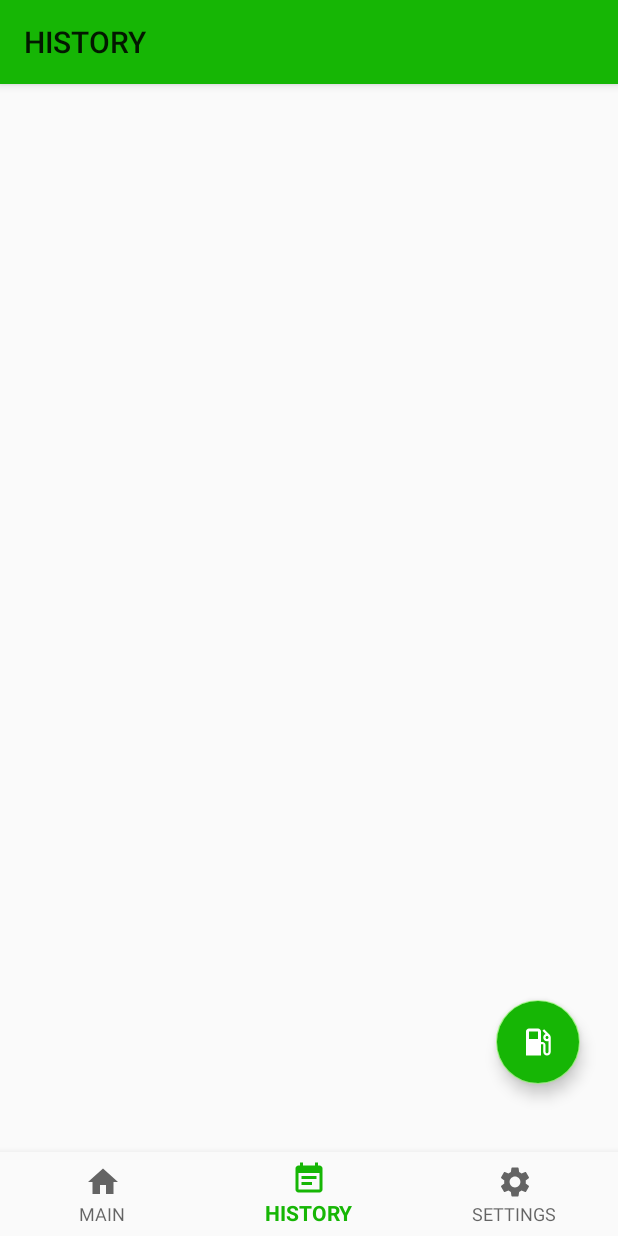
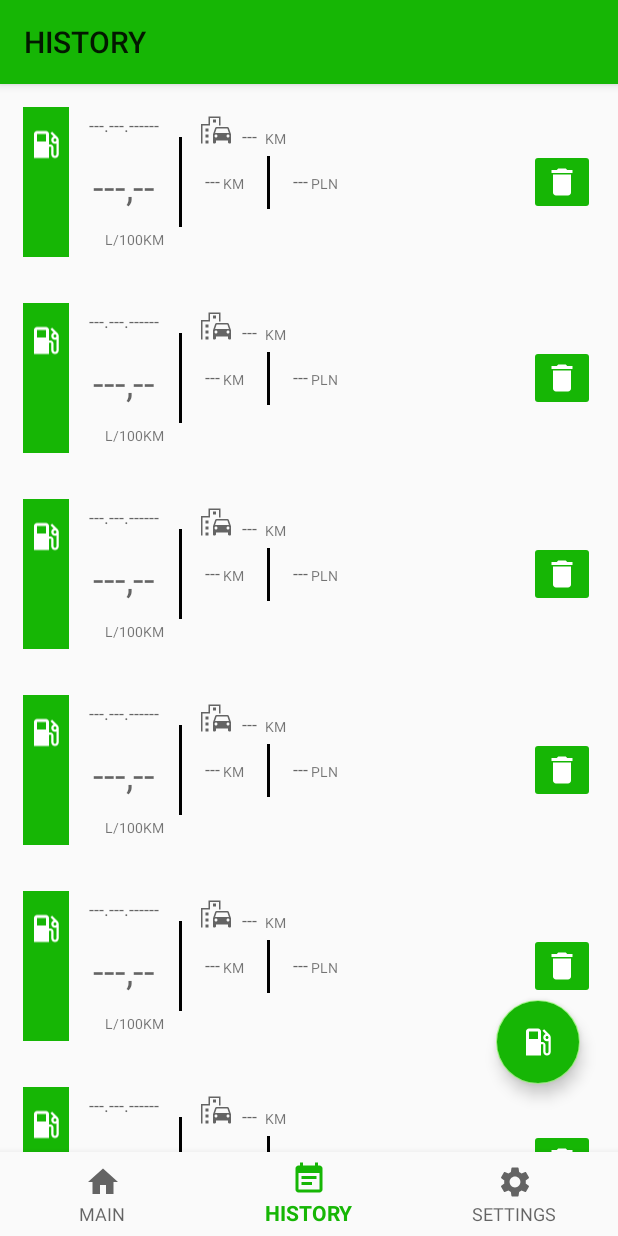
Before and after one commit to Opelpe/VehicleExpensesApplication, an Android app: the HistoryFragment screen opened through its navigation route, on a phone screen of 412 x 824 dp. Run offline under Robolectric (Android 15) with nearby library versions, the phone set to English and light mode, and no system bars; our stand-ins replace navigation-ui; libraries missing offline, so code that uses them is left out: com.facebook.appevents.

Commit message:
Added RecyclerView and HistoryAdapter

```diff
--- /dev/null
+++ b/app/src/main/java/com/pepe/vehicleexpensesapplication/data/adapters/HistoryAdapter.java
@@ -0,0 +1,59 @@
+package com.pepe.vehicleexpensesapplication.data.adapters;
+
+import android.view.LayoutInflater;
+import android.view.View;
+import android.view.ViewGroup;
+import android.widget.TextView;
+
+import androidx.annotation.NonNull;
+import androidx.recyclerview.widget.RecyclerView;
+
+import com.pepe.vehicleexpensesapplication.R;
+
+
+public class HistoryAdapter extends RecyclerView.Adapter<RecyclerView.ViewHolder> {
+    private View.OnClickListener historyListener;
+
+    public HistoryAdapter(View.OnClickListener historyListener) {
+
+        this.historyListener = historyListener;
+    }
+
+    @NonNull
+    @Override
+    public RecyclerView.ViewHolder onCreateViewHolder(@NonNull ViewGroup parent, int viewType) {
+        View historyView = LayoutInflater.from(parent.getContext())
+                .inflate(R.layout.item_history, parent, false);
+
+        HistoryViewHolder historyHolder = new HistoryViewHolder(historyView);
+        historyHolder.itemView.setOnClickListener(view -> historyListener.onClick(historyView));
+
+
+        return historyHolder;
+    }
+
+    @Override
+    public void onBindViewHolder(@NonNull RecyclerView.ViewHolder holder, int position) {
+        HistoryViewHolder historyHolder = (HistoryViewHolder) holder;
+
+//        historyHolder.historyDate.setText("02.12.2025");
+    }
+
+    @Override
+    public int getItemCount() {
+        return 15;
+    }
+
+    class HistoryViewHolder extends RecyclerView.ViewHolder{
+
+        TextView historyDate;
+
+
+        public HistoryViewHolder(@NonNull View itemView) {
+            super(itemView);
+
+            historyDate = itemView.findViewById(R.id.historyDateText);
+        }
+    }
+
+}
--- a/app/src/main/java/com/pepe/vehicleexpensesapplication/ui/feautures/history/HistoryFragment.java
+++ b/app/src/main/java/com/pepe/vehicleexpensesapplication/ui/feautures/history/HistoryFragment.java
@@ -11,7 +11,12 @@ import androidx.fragment.app.Fragment;
 import androidx.recyclerview.widget.LinearLayoutManager;
 import androidx.recyclerview.widget.RecyclerView;
 
+import com.facebook.appevents.suggestedevents.ViewOnClickListener;
+import com.pepe.vehicleexpensesapplication.data.adapters.HistoryAdapter;
+import com.pepe.vehicleexpensesapplication.data.firebase.FirebaseHelper;
 import com.pepe.vehicleexpensesapplication.databinding.FragmentHistoryBinding;
+
+import java.util.function.Consumer;
 
 public class HistoryFragment extends Fragment implements HistoryContract.View {
 
@@ -23,6 +28,8 @@ public class HistoryFragment extends Fragment implements HistoryContract.View {
 //        presenter = new HistoryPresenter(this);
 //    }
     private HistoryContract.Presenter presenter;
+    private RecyclerView historyRecycler;
+    private View.OnClickListener historyListener;
 
     public static HistoryFragment newInstance() {
         return new HistoryFragment();
@@ -36,6 +43,19 @@ public class HistoryFragment extends Fragment implements HistoryContract.View {
         binding = FragmentHistoryBinding.inflate(inflater, container, false);
         View root = binding.getRoot();
 
+
+        historyRecycler = binding.historyRecyclerView;
+
+        historyListener = view -> {
+
+            Log.d(HISTORY_FRAGMENT_TAG, "text clicked");
+
+        };
+        historyRecycler.setLayoutManager(new LinearLayoutManager(getContext()));
+        HistoryAdapter historyAdapter = new HistoryAdapter(historyListener);
+
+        historyRecycler.setAdapter(historyAdapter);
+
         return root;
     }
 
--- /dev/null
+++ b/app/src/main/res/drawable/ic_baseline_attach_money_24.xml
@@ -0,0 +1,5 @@
+<vector android:height="20dp" android:tint="?attr/colorControlNormal"
+    android:viewportHeight="24" android:viewportWidth="24"
+    android:width="20dp" xmlns:android="http://schemas.android.com/apk/res/android">
+    <path android:fillColor="@android:color/white" android:pathData="M11.8,10.9c-2.27,-0.59 -3,-1.2 -3,-2.15 0,-1.09 1.01,-1.85 2.7,-1.85 1.78,0 2.44,0.85 2.5,2.1h2.21c-0.07,-1.72 -1.12,-3.3 -3.21,-3.81V3h-3v2.16c-1.94,0.42 -3.5,1.68 -3.5,3.61 0,2.31 1.91,3.46 4.7,4.13 2.5,0.6 3,1.48 3,2.41 0,0.69 -0.49,1.79 -2.7,1.79 -2.06,0 -2.87,-0.92 -2.98,-2.1h-2.2c0.12,2.19 1.76,3.42 3.68,3.83V21h3v-2.15c1.95,-0.37 3.5,-1.5 3.5,-3.55 0,-2.84 -2.43,-3.81 -4.7,-4.4z"/>
+</vector>
--- /dev/null
+++ b/app/src/main/res/drawable/ic_baseline_emoji_transportation_24.xml
@@ -0,0 +1,25 @@
+<vector xmlns:android="http://schemas.android.com/apk/res/android"
+    android:width="24dp"
+    android:height="24dp"
+    android:viewportWidth="24"
+    android:viewportHeight="24"
+    android:tint="?attr/colorControlNormal">
+  <path
+      android:fillColor="@android:color/white"
+      android:pathData="M20.57,10.66C20.43,10.26 20.05,10 19.6,10h-7.19c-0.46,0 -0.83,0.26 -0.98,0.66L10,14.77l0.01,5.51c0,0.38 0.31,0.72 0.69,0.72h0.62C11.7,21 12,20.62 12,20.24V19h8v1.24c0,0.38 0.31,0.76 0.69,0.76h0.61c0.38,0 0.69,-0.34 0.69,-0.72L22,18.91v-4.14L20.57,10.66zM12.41,11h7.19l1.03,3h-9.25L12.41,11zM12,17c-0.55,0 -1,-0.45 -1,-1s0.45,-1 1,-1s1,0.45 1,1S12.55,17 12,17zM20,17c-0.55,0 -1,-0.45 -1,-1s0.45,-1 1,-1s1,0.45 1,1S20.55,17 20,17z"/>
+  <path
+      android:fillColor="@android:color/white"
+      android:pathData="M14,9l1,0l0,-6l-8,0l0,5l-5,0l0,13l1,0l0,-12l5,0l0,-5l6,0z"/>
+  <path
+      android:fillColor="@android:color/white"
+      android:pathData="M5,11h2v2h-2z"/>
+  <path
+      android:fillColor="@android:color/white"
+      android:pathData="M10,5h2v2h-2z"/>
+  <path
+      android:fillColor="@android:color/white"
+      android:pathData="M5,15h2v2h-2z"/>
+  <path
+      android:fillColor="@android:color/white"
+      android:pathData="M5,19h2v2h-2z"/>
+</vector>
--- /dev/null
+++ b/app/src/main/res/drawable/ic_baseline_format_color_fill_24.xml
@@ -0,0 +1,5 @@
+<vector android:height="20dp" android:tint="?attr/colorControlNormal"
+    android:viewportHeight="24" android:viewportWidth="24"
+    android:width="20dp" xmlns:android="http://schemas.android.com/apk/res/android">
+    <path android:fillColor="@android:color/white" android:pathData="M16.56,8.94L7.62,0L6.21,1.41l2.38,2.38L3.44,8.94c-0.59,0.59 -0.59,1.54 0,2.12l5.5,5.5C9.23,16.85 9.62,17 10,17s0.77,-0.15 1.06,-0.44l5.5,-5.5C17.15,10.48 17.15,9.53 16.56,8.94zM5.21,10L10,5.21L14.79,10H5.21zM19,11.5c0,0 -2,2.17 -2,3.5c0,1.1 0.9,2 2,2s2,-0.9 2,-2C21,13.67 19,11.5 19,11.5zM2,20h20v4H2V20z"/>
+</vector>
--- /dev/null
+++ b/app/src/main/res/drawable/ic_baseline_route_24.xml
@@ -0,0 +1,5 @@
+<vector android:height="20dp" android:tint="?attr/colorControlNormal"
+    android:viewportHeight="24" android:viewportWidth="24"
+    android:width="20dp" xmlns:android="http://schemas.android.com/apk/res/android">
+    <path android:fillColor="@android:color/white" android:pathData="M19,15.18V7c0,-2.21 -1.79,-4 -4,-4s-4,1.79 -4,4v10c0,1.1 -0.9,2 -2,2s-2,-0.9 -2,-2V8.82C8.16,8.4 9,7.3 9,6c0,-1.66 -1.34,-3 -3,-3S3,4.34 3,6c0,1.3 0.84,2.4 2,2.82V17c0,2.21 1.79,4 4,4s4,-1.79 4,-4V7c0,-1.1 0.9,-2 2,-2s2,0.9 2,2v8.18c-1.16,0.41 -2,1.51 -2,2.82c0,1.66 1.34,3 3,3s3,-1.34 3,-3C21,16.7 20.16,15.6 19,15.18z"/>
+</vector>
--- a/app/src/main/res/layout/activity_existed_email.xml
+++ b/app/src/main/res/layout/activity_existed_email.xml
@@ -88,7 +88,7 @@
         android:layout_height="wrap_content"
         android:layout_marginTop="15dp"
         android:backgroundTint="@color/green"
-        android:text="@string/log_in_button_text"
+        android:text="@string/log_in_text"
         android:textColor="@color/white"
         app:layout_constraintEnd_toEndOf="@id/existedPasswordEditText"
         app:layout_constraintTop_toBottomOf="@id/existedPasswordEditText" />
--- a/app/src/main/res/layout/activity_existed_google.xml
+++ b/app/src/main/res/layout/activity_existed_google.xml
@@ -37,7 +37,7 @@
         android:layout_height="wrap_content"
         android:layout_marginTop="30dp"
         android:backgroundTint="@color/green"
-        android:text="@string/log_in_button_text"
+        android:text="@string/log_in_text"
         android:textColor="@color/white"
         app:layout_constraintTop_toBottomOf="@id/aboutGoogleEmailInfoTextView"
         app:layout_constraintEnd_toEndOf="@id/aboutGoogleEmailInfoTextView"
--- a/app/src/main/res/layout/activity_new_user.xml
+++ b/app/src/main/res/layout/activity_new_user.xml
@@ -101,7 +101,7 @@
         android:layout_height="wrap_content"
         android:layout_marginTop="100dp"
         android:backgroundTint="@color/green"
-        android:text="@string/create_button_text"
+        android:text="@string/create_text"
         android:textColor="@color/white"
         android:textSize="@dimen/text_normal"
         android:textStyle="bold"
--- /dev/null
+++ b/app/src/main/res/layout/item_history.xml
@@ -0,0 +1,161 @@
+<?xml version="1.0" encoding="utf-8"?>
+<androidx.constraintlayout.widget.ConstraintLayout xmlns:android="http://schemas.android.com/apk/res/android"
+    xmlns:app="http://schemas.android.com/apk/res-auto"
+    android:layout_width="match_parent"
+    android:layout_height="wrap_content"
+    android:padding="15dp">
+
+    <ImageView
+        android:id="@+id/leftBarImageView"
+        android:layout_width="wrap_content"
+        android:layout_height="100dp"
+        style="@style/green_background"
+        android:paddingStart="3dp"
+        android:paddingEnd="3dp"
+        android:paddingBottom="50dp"
+        android:src="@drawable/ic_baseline_local_gas_station_24"
+        app:layout_constraintStart_toStartOf="parent"
+        app:layout_constraintTop_toTopOf="parent"
+        app:tint="@color/white" />
+
+    <TextView
+        android:id="@+id/historyDateText"
+        android:layout_width="wrap_content"
+        android:layout_height="wrap_content"
+        android:layout_marginStart="10dp"
+        android:layout_marginEnd="10dp"
+        android:hint="@string/date_null_text"
+        android:padding="3dp"
+        android:textSize="@dimen/text_normal"
+        app:layout_constraintEnd_toStartOf="@id/historyDividerView"
+        app:layout_constraintStart_toEndOf="@id/leftBarImageView"
+        app:layout_constraintTop_toTopOf="parent" />
+
+    <TextView
+        android:id="@+id/historyAverageUsageText"
+        android:layout_width="wrap_content"
+        android:layout_height="wrap_content"
+        android:padding="@dimen/text_normal"
+        android:hint="@string/data_null_big_text"
+        android:textSize="@dimen/text_big"
+        app:layout_constraintEnd_toStartOf="@id/historyDividerView"
+        app:layout_constraintStart_toEndOf="@id/leftBarImageView"
+        app:layout_constraintTop_toBottomOf="@id/historyDateText" />
+
+    <TextView
+        android:id="@+id/historyAverageUsageUnits"
+        android:layout_width="wrap_content"
+        android:layout_height="wrap_content"
+        android:text="@string/usage_units"
+        android:textSize="@dimen/text_small"
+        app:layout_constraintEnd_toStartOf="@id/historyDividerView"
+        app:layout_constraintEnd_toEndOf="@id/historyAverageUsageText"
+        app:layout_constraintTop_toBottomOf="@id/historyAverageUsageText" />
+
+    <View
+        android:id="@+id/historyDividerView"
+        android:layout_width="2dp"
+        android:layout_height="60dp"
+        android:layout_marginStart="10dp"
+        android:background="@color/black"
+        android:padding="2dp"
+        app:layout_constraintBottom_toBottomOf="parent"
+        app:layout_constraintStart_toEndOf="@id/historyAverageUsageUnits"
+        app:layout_constraintTop_toTopOf="parent" />
+
+    <TextView
+        android:id="@+id/historyMileageText"
+        android:layout_width="wrap_content"
+        android:layout_height="wrap_content"
+        android:layout_marginStart="5dp"
+        android:drawablePadding="@dimen/drawable_start_text_padding"
+        android:gravity="bottom"
+        android:hint="@string/data_null_small_text"
+        android:paddingStart="5dp"
+        android:paddingTop="3dp"
+        android:paddingEnd="5dp"
+        android:textSize="@dimen/text_normal"
+        app:layout_constraintStart_toEndOf="@id/historyDividerView"
+        app:layout_constraintTop_toTopOf="parent"
+        app:drawableStartCompat="@drawable/ic_baseline_emoji_transportation_24" />
+
+    <TextView
+        android:id="@+id/historyMileageUnits"
+        android:layout_width="wrap_content"
+        android:layout_height="wrap_content"
+        android:gravity="top"
+        android:text="@string/mileage_units"
+        android:textSize="@dimen/text_small"
+        app:layout_constraintBottom_toBottomOf="@id/historyMileageText"
+        app:layout_constraintStart_toEndOf="@id/historyMileageText" />
+
+    <TextView
+        android:id="@+id/historyAddedMileageText"
+        android:layout_width="wrap_content"
+        android:layout_height="wrap_content"
+        android:layout_marginTop="10dp"
+        android:hint="@string/data_null_small_text"
+        android:paddingStart="15dp"
+        android:paddingTop="3dp"
+        android:paddingEnd="2dp"
+        android:textSize="@dimen/text_normal"
+        app:layout_constraintStart_toEndOf="@id/historyDividerView"
+        app:layout_constraintTop_toBottomOf="@id/historyMileageText" />
+
+    <TextView
+        android:id="@+id/historyAddedMileageUnits"
+        android:layout_width="wrap_content"
+        android:layout_height="wrap_content"
+        android:text="@string/mileage_units"
+        android:textSize="@dimen/text_small"
+        app:layout_constraintBottom_toBottomOf="@id/historyAddedMileageText"
+        app:layout_constraintEnd_toStartOf="@id/historyMileageDividerView"
+        app:layout_constraintStart_toEndOf="@id/historyAddedMileageText" />
+
+    <View
+        android:id="@+id/historyMileageDividerView"
+        android:layout_width="2dp"
+        android:layout_height="35dp"
+        android:layout_marginStart="15dp"
+        android:background="@color/black"
+        app:layout_constraintBottom_toBottomOf="parent"
+        app:layout_constraintEnd_toStartOf="@id/historyExpenseText"
+        app:layout_constraintStart_toEndOf="@id/historyAddedMileageUnits"
+        app:layout_constraintTop_toTopOf="@id/historyMileageText"/>
+
+    <TextView
+        android:id="@+id/historyExpenseText"
+        android:layout_width="wrap_content"
+        android:layout_height="wrap_content"
+        android:layout_marginTop="10dp"
+        android:hint="@string/data_null_small_text"
+        android:paddingStart="15dp"
+        android:paddingTop="3dp"
+        android:paddingEnd="2dp"
+        android:textSize="@dimen/text_normal"
+        app:layout_constraintStart_toEndOf="@id/historyMileageDividerView"
+        app:layout_constraintTop_toBottomOf="@id/historyMileageText" />
+
+    <TextView
+        android:id="@+id/historyExpenseUnits"
+        android:layout_width="wrap_content"
+        android:layout_height="wrap_content"
+        android:text="@string/price_units"
+        android:textSize="@dimen/text_small"
+        app:layout_constraintBottom_toBottomOf="@id/historyExpenseText"
+        app:layout_constraintStart_toEndOf="@id/historyExpenseText"/>
+
+    <ImageButton
+        android:id="@+id/deleteHistoryButton"
+        android:layout_width="wrap_content"
+        android:layout_height="wrap_content"
+        android:backgroundTint="@color/green"
+        android:padding="10dp"
+        android:src="@drawable/ic_baseline_delete_24"
+        app:layout_constraintBottom_toBottomOf="parent"
+        app:layout_constraintEnd_toEndOf="parent"
+        app:layout_constraintTop_toTopOf="parent"
+        app:tint="@color/white" />
+
+
+</androidx.constraintlayout.widget.ConstraintLayout>
--- a/app/src/main/res/values/dimens.xml
+++ b/app/src/main/res/values/dimens.xml
@@ -9,4 +9,5 @@
     <dimen name="big_text_pad">3dp</dimen>
     <dimen name="small_text_pad">3dp</dimen>
     <dimen name="edit_text_padding">15dp</dimen>
+    <dimen name="drawable_start_text_padding">5dp</dimen>
 </resources>
--- a/app/src/main/res/values/strings.xml
+++ b/app/src/main/res/values/strings.xml
@@ -1,29 +1,35 @@
 <resources>
 
     <string name="app_name">VehicleExpensesApplication</string>
-    <string name="average_usage_caps">AVERAGE USAGE</string>
-    <string name="traveling_costs_caps">TRAVELING COSTS</string>
-    <string name="latest_refill_caps">LATEST REFILL:</string>
-    <string name="in_total_caps">IN TOTAL:</string>
-    <string name="average_usage_units">L/100KM</string>
-    <string name="traveling_costs_units">PLN/100KM</string>
-    <string name="latest_usage_units">L/100KM</string>
-    <string name="latest_price_units">PLN</string>
-    <string name="latest_mileage_units">KM</string>
+
     <string name="settings_text">Settings</string>
     <string name="history_text">History</string>
     <string name="main_text">Main</string>
+
     <string name="main_title">MAIN</string>
     <string name="history_title">HISTORY</string>
     <string name="settings_title">SETTINGS</string>
+    <string name="average_usage_title">AVERAGE USAGE</string>
+    <string name="traveling_costs_title">TRAVELING COSTS</string>
+    <string name="latest_refill_title">LATEST REFILL:</string>
+    <string name="in_total_title">IN TOTAL:</string>
+
+    <string name="traveling_costs_units">PLN/100KM</string>
+    <string name="usage_units">L/100KM</string>
+    <string name="price_units">PLN</string>
+    <string name="mileage_units">KM</string>
+
     <string name="example_email_text">example@email.com</string>
     <string name="next_text">NEXT</string>
     <string name="email_adress_text">EMAIL ADRESS:</string>
     <string name="password_text">PASSWORD:</string>
     <string name="welcome_back_text">Welcome back!</string>
     <string name="log_in_text">LOG IN</string>
-    <string name="log_in_button_text">LOG IN</string>
     <string name="new_user_name_text">NAME:</string>
-    <string name="create_button_text">CREATE</string>
+    <string name="create_text">CREATE</string>
+    <string name="data_null_small_text">---</string>
+    <string name="data_null_big_text">---,--</string>
+    <string name="date_null_text">---.---.------</string>
+    <string name="refil_units_text">L</string>
 
 </resources>
```
Also changed, not shown: app/src/main/res/layout/fragment_main.xml (+31 -23 lines).
